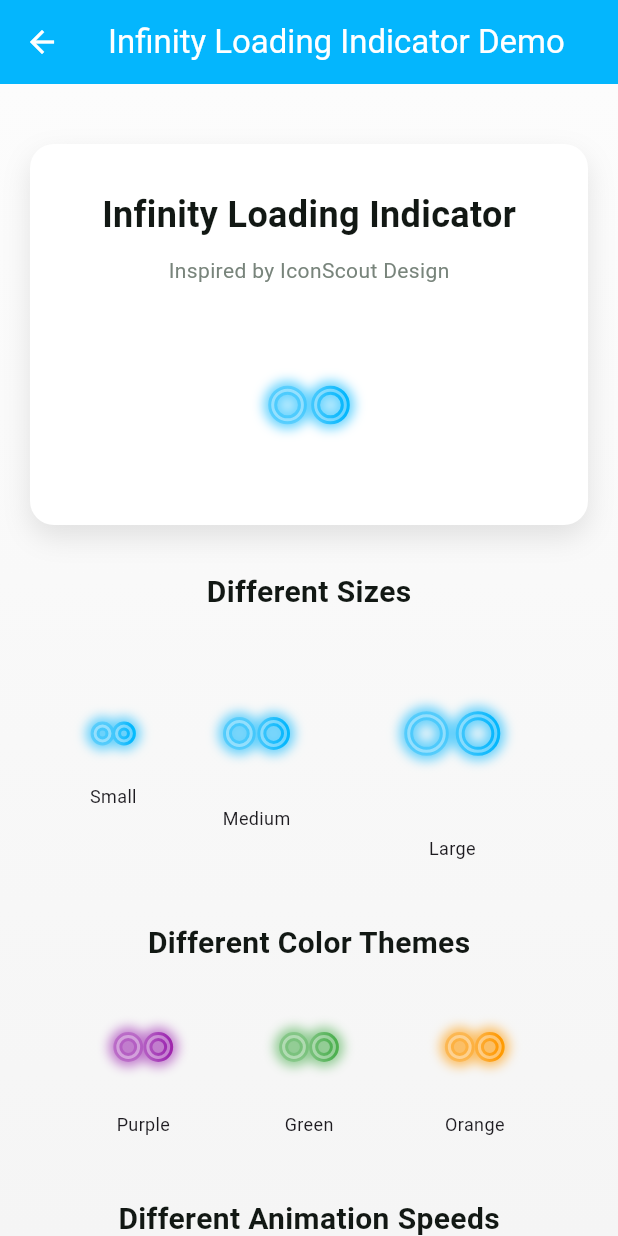
After one commit to AbdulsemedM/Is-Fin, a Flutter app: the InfinityLoadingDemo screen opened directly, on a phone screen of 412 x 824 dp. The commit adds this screen. Run offline on Flutter 3.47's test engine with Material 3 defaults, Android fonts, the phone set to English and light mode, and no system bars; our stand-ins replace bloc, custom_sliding_segmented_control, device_info_plus, dio, file_picker, firebase_core and 13 more; missing offline and left inert: flutter_advanced_segment, image_gallery_saver_plus, swipe_refresh, syncfusion_flutter_pdfviewer; accounts and stored records are empty.

Commit message:
feat(KYC): add power of attorney support and file picker integration
- Add power of attorney field to KYC image models and forms
- Implement file picker for document uploads with PDF support
- Update Android build configurations and dependencies
- Add infinity loading indicator component with demo

```diff
--- /dev/null
+++ b/lib/app/utils/infinity_loading_demo.dart
@@ -0,0 +1,301 @@
+import 'package:flutter/material.dart';
+import 'infinity_loading_indicator.dart';
+import 'app_colors.dart';
+
+class InfinityLoadingDemo extends StatelessWidget {
+  const InfinityLoadingDemo({super.key});
+
+  @override
+  Widget build(BuildContext context) {
+    return Scaffold(
+      appBar: AppBar(
+        title: const Text('Infinity Loading Indicator Demo'),
+        backgroundColor: AppColors.primaryColor,
+        foregroundColor: Colors.white,
+      ),
+      body: Container(
+        decoration: BoxDecoration(
+          gradient: LinearGradient(
+            begin: Alignment.topCenter,
+            end: Alignment.bottomCenter,
+            colors: [
+              AppColors.bgColor,
+              AppColors.bg1,
+            ],
+          ),
+        ),
+        child: SingleChildScrollView(
+          padding: const EdgeInsets.all(20),
+          child: Column(
+            children: [
+              const SizedBox(height: 20),
+
+              // Main showcase
+              Container(
+                padding: const EdgeInsets.all(30),
+                decoration: BoxDecoration(
+                  color: Colors.white,
+                  borderRadius: BorderRadius.circular(16),
+                  boxShadow: [
+                    BoxShadow(
+                      color: Colors.black.withOpacity(0.1),
+                      blurRadius: 15,
+                      offset: const Offset(0, 8),
+                    ),
+                  ],
+                ),
+                child: Column(
+                  children: [
+                    const Text(
+                      'Infinity Loading Indicator',
+                      style: TextStyle(
+                        fontSize: 24,
+                        fontWeight: FontWeight.bold,
+                        color: AppColors.primaryTextColor,
+                      ),
+                    ),
+                    const SizedBox(height: 10),
+                    const Text(
+                      'Inspired by IconScout Design',
+                      style: TextStyle(
+                        fontSize: 14,
+                        color: AppColors.secondaryTextColor,
+                      ),
+                    ),
+                    const SizedBox(height: 30),
+                    const InfinityLoadingIndicator(
+                      size: 100.0,
+                      duration: Duration(milliseconds: 2000),
+                    ),
+                  ],
+                ),
+              ),
+
+              const SizedBox(height: 30),
+
+              // Different sizes
+              const Text(
+                'Different Sizes',
+                style: TextStyle(
+                  fontSize: 20,
+                  fontWeight: FontWeight.bold,
+                  color: AppColors.primaryTextColor,
+                ),
+              ),
+              const SizedBox(height: 20),
+              Row(
+                mainAxisAlignment: MainAxisAlignment.spaceEvenly,
+                children: const [
+                  Column(
+                    children: [
+                      InfinityLoadingIndicator(size: 50.0),
+                      SizedBox(height: 8),
+                      Text('Small', style: TextStyle(fontSize: 12)),
+                    ],
+                  ),
+                  Column(
+                    children: [
+                      InfinityLoadingIndicator(size: 80.0),
+                      SizedBox(height: 8),
+                      Text('Medium', style: TextStyle(fontSize: 12)),
+                    ],
+                  ),
+                  Column(
+                    children: [
+                      InfinityLoadingIndicator(size: 120.0),
+                      SizedBox(height: 8),
+                      Text('Large', style: TextStyle(fontSize: 12)),
+                    ],
+                  ),
+                ],
+              ),
+
+              const SizedBox(height: 40),
+
+              // Different colors
+              const Text(
+                'Different Color Themes',
+                style: TextStyle(
+                  fontSize: 20,
+                  fontWeight: FontWeight.bold,
+                  color: AppColors.primaryTextColor,
+                ),
+              ),
+              const SizedBox(height: 20),
+              Row(
+                mainAxisAlignment: MainAxisAlignment.spaceEvenly,
+                children: const [
+                  Column(
+                    children: [
+                      InfinityLoadingIndicator(
+                        size: 70.0,
+                        primaryColor: Colors.purple,
+                        secondaryColor: Colors.pink,
+                      ),
+                      SizedBox(height: 8),
+                      Text('Purple', style: TextStyle(fontSize: 12)),
+                    ],
+                  ),
+                  Column(
+                    children: [
+                      InfinityLoadingIndicator(
+                        size: 70.0,
+                        primaryColor: Colors.green,
+                        secondaryColor: Colors.lightGreen,
+                      ),
+                      SizedBox(height: 8),
+                      Text('Green', style: TextStyle(fontSize: 12)),
+                    ],
+                  ),
+                  Column(
+                    children: [
+                      InfinityLoadingIndicator(
+                        size: 70.0,
+                        primaryColor: Colors.orange,
+                        secondaryColor: Colors.yellow,
+                      ),
+                      SizedBox(height: 8),
+                      Text('Orange', style: TextStyle(fontSize: 12)),
+                    ],
+                  ),
+                ],
+              ),
+
+              const SizedBox(height: 40),
+
+              // Different speeds
+              const Text(
+                'Different Animation Speeds',
+                style: TextStyle(
+                  fontSize: 20,
+                  fontWeight: FontWeight.bold,
+                  color: AppColors.primaryTextColor,
+                ),
+              ),
+              const SizedBox(height: 20),
+              Row(
+                mainAxisAlignment: MainAxisAlignment.spaceEvenly,
+                children: const [
+                  Column(
+                    children: [
+                      InfinityLoadingIndicator(
+                        size: 60.0,
+                        duration: Duration(milliseconds: 1000),
+                      ),
+                      SizedBox(height: 8),
+                      Text('Fast', style: TextStyle(fontSize: 12)),
+                    ],
+                  ),
+                  Column(
+                    children: [
+                      InfinityLoadingIndicator(
+                        size: 60.0,
+                        duration: Duration(milliseconds: 2000),
+                      ),
+                      SizedBox(height: 8),
+                      Text('Normal', style: TextStyle(fontSize: 12)),
+                    ],
+                  ),
+                  Column(
+                    children: [
+                      InfinityLoadingIndicator(
+                        size: 60.0,
+                        duration: Duration(milliseconds: 3500),
+                      ),
+                      SizedBox(height: 8),
+                      Text('Slow', style: TextStyle(fontSize: 12)),
+                    ],
+                  ),
+                ],
+              ),
+
+              const SizedBox(height: 40),
+
+              // Usage example
+              Container(
+                padding: const EdgeInsets.all(25),
+                decoration: BoxDecoration(
+                  color: Colors.white,
+                  borderRadius: BorderRadius.circular(16),
+                  boxShadow: [
+                    BoxShadow(
+                      color: Colors.black.withOpacity(0.08),
+                      blurRadius: 10,
+                      offset: const Offset(0, 4),
+                    ),
+                  ],
+                ),
+                child: Column(
+                  children: [
+                    const Text(
+                      'Loading in progress...',
+                      style: TextStyle(
+                        fontSize: 18,
+                        fontWeight: FontWeight.w600,
+                        color: AppColors.primaryTextColor,
+                      ),
+                    ),
+                    const SizedBox(height: 20),
+                    const InfinityLoadingIndicator(
+                      size: 80.0,
+                      duration: Duration(milliseconds: 2200),
+                    ),
+                    const SizedBox(height: 20),
+                    const Text(
+                      'Please wait while we process your request. This may take a few moments.',
+                      style: TextStyle(
+                        fontSize: 14,
+                        color: AppColors.secondaryTextColor,
+                      ),
+                      textAlign: TextAlign.center,
+                    ),
+                  ],
+                ),
+              ),
+
+              const SizedBox(height: 30),
+
+              // Code example
+              Container(
+                padding: const EdgeInsets.all(20),
+                decoration: BoxDecoration(
+                  color: const Color(0xFF1E1E1E),
+                  borderRadius: BorderRadius.circular(12),
+                ),
+                child: Column(
+                  crossAxisAlignment: CrossAxisAlignment.start,
+                  children: [
+                    const Text(
+                      'Usage Example:',
+                      style: TextStyle(
+                        color: Colors.white,
+                        fontSize: 16,
+                        fontWeight: FontWeight.bold,
+                      ),
+                    ),
+                    const SizedBox(height: 10),
+                    const Text(
+                      'const InfinityLoadingIndicator(\n'
+                      '  size: 80.0,\n'
+                      '  primaryColor: Colors.blue,\n'
+                      '  secondaryColor: Colors.cyan,\n'
+                      '  duration: Duration(milliseconds: 2000),\n'
+                      ')',
+                      style: TextStyle(
+                        color: Color(0xFFD4D4D4),
+                        fontSize: 12,
+                        fontFamily: 'monospace',
+                      ),
+                    ),
+                  ],
+                ),
+              ),
+
+              const SizedBox(height: 20),
+            ],
+          ),
+        ),
+      ),
+    );
+  }
+}
--- /dev/null
+++ b/lib/app/utils/infinity_loading_indicator.dart
@@ -0,0 +1,183 @@
+import 'package:flutter/material.dart';
+import 'dart:math' as math;
+
+class InfinityLoadingIndicator extends StatefulWidget {
+  final double size;
+  final Color? primaryColor;
+  final Color? secondaryColor;
+  final Duration duration;
+
+  const InfinityLoadingIndicator({
+    super.key,
+    this.size = 80.0,
+    this.primaryColor,
+    this.secondaryColor,
+    this.duration = const Duration(milliseconds: 2000),
+  });
+
+  @override
+  State<InfinityLoadingIndicator> createState() =>
+      _InfinityLoadingIndicatorState();
+}
+
+class _InfinityLoadingIndicatorState extends State<InfinityLoadingIndicator>
+    with TickerProviderStateMixin {
+  late AnimationController _animationController;
+  late Animation<double> _animation;
+
+  @override
+  void initState() {
+    super.initState();
+    _animationController = AnimationController(
+      duration: widget.duration,
+      vsync: this,
+    );
+    _animation = Tween<double>(
+      begin: 0.0,
+      end: 1.0,
+    ).animate(CurvedAnimation(
+      parent: _animationController,
+      curve: Curves.easeInOut,
+    ));
+    _animationController.repeat();
+  }
+
+  @override
+  void dispose() {
+    _animationController.dispose();
+    super.dispose();
+  }
+
+  @override
+  Widget build(BuildContext context) {
+    return Center(
+      child: SizedBox(
+        width: widget.size,
+        height: widget.size,
+        child: AnimatedBuilder(
+          animation: _animation,
+          builder: (context, child) {
+            return CustomPaint(
+              painter: InfinityPainter(
+                animationValue: _animation.value,
+                primaryColor: widget.primaryColor ??
+                    const Color.fromARGB(255, 4, 182, 253),
+                secondaryColor: widget.secondaryColor ??
+                    const Color.fromARGB(255, 0, 255, 255),
+              ),
+            );
+          },
+        ),
+      ),
+    );
+  }
+}
+
+class InfinityPainter extends CustomPainter {
+  final double animationValue;
+  final Color primaryColor;
+  final Color secondaryColor;
+
+  InfinityPainter({
+    required this.animationValue,
+    required this.primaryColor,
+    required this.secondaryColor,
+  });
+
+  @override
+  void paint(Canvas canvas, Size size) {
+    final center = Offset(size.width / 2, size.height / 2);
+    final radius = math.min(size.width, size.height) * 0.22;
+
+    // Create the infinity symbol path
+    final path = _createInfinityPath(center, radius);
+
+    // Draw the background stroke (very subtle)
+    final backgroundPaint = Paint()
+      ..color = primaryColor.withOpacity(0.08)
+      ..strokeWidth = 6.0
+      ..style = PaintingStyle.stroke
+      ..strokeCap = StrokeCap.round;
+
+    canvas.drawPath(path, backgroundPaint);
+
+    // Draw the main animated gradient stroke
+    final gradientPaint = Paint()
+      ..strokeWidth = 6.0
+      ..style = PaintingStyle.stroke
+      ..strokeCap = StrokeCap.round;
+
+    // Create gradient based on animation position - more pronounced effect
+    final gradient = LinearGradient(
+      colors: [
+        primaryColor.withOpacity(0.3),
+        primaryColor,
+        secondaryColor,
+        primaryColor,
+        primaryColor.withOpacity(0.3),
+      ],
+      stops: [
+        (animationValue - 0.5).clamp(0.0, 1.0),
+        (animationValue - 0.25).clamp(0.0, 1.0),
+        animationValue,
+        (animationValue + 0.25).clamp(0.0, 1.0),
+        (animationValue + 0.5).clamp(0.0, 1.0),
+      ],
+    );
+
+    // Apply gradient to paint
+    final rect = Rect.fromLTWH(0, 0, size.width, size.height);
+    gradientPaint.shader = gradient.createShader(rect);
+
+    // Draw the animated stroke
+    canvas.drawPath(path, gradientPaint);
+
+    // Add stronger glow effect like the reference
+    final glowPaint = Paint()
+      ..color = primaryColor.withOpacity(0.6)
+      ..strokeWidth = 12.0
+      ..style = PaintingStyle.stroke
+      ..strokeCap = StrokeCap.round
+      ..maskFilter = const MaskFilter.blur(BlurStyle.normal, 4.0);
+
+    canvas.drawPath(path, glowPaint);
+
+    // Add inner highlight effect
+    final highlightPaint = Paint()
+      ..color = Colors.white.withOpacity(0.4)
+      ..strokeWidth = 2.0
+      ..style = PaintingStyle.stroke
+      ..strokeCap = StrokeCap.round;
+
+    canvas.drawPath(path, highlightPaint);
+  }
+
+  Path _createInfinityPath(Offset center, double radius) {
+    // Create a more accurate infinity symbol like the reference
+    final path = Path();
+
+    // Calculate the centers for the two loops
+    final leftCenter = Offset(center.dx - radius * 0.65, center.dy);
+    final rightCenter = Offset(center.dx + radius * 0.65, center.dy);
+
+    // Loop radius - slightly smaller for better proportions
+    final loopRadius = radius * 0.45;
+
+    // Create the left loop (counter-clockwise)
+    final leftRect = Rect.fromCircle(center: leftCenter, radius: loopRadius);
+    path.addArc(leftRect, -math.pi / 2, -2 * math.pi);
+
+    // Create the right loop (clockwise)
+    final rightRect = Rect.fromCircle(center: rightCenter, radius: loopRadius);
+    path.addArc(rightRect, -math.pi / 2, 2 * math.pi);
+
+    return path;
+  }
+
+  @override
+  bool shouldRepaint(InfinityPainter oldDelegate) {
+    return oldDelegate.animationValue != animationValue ||
+        oldDelegate.primaryColor != primaryColor ||
+        oldDelegate.secondaryColor != secondaryColor;
+  }
+}
--- a/lib/features/KYC/data/repository/KYC_repository.dart
+++ b/lib/features/KYC/data/repository/KYC_repository.dart
@@ -163,6 +163,9 @@ class KycRepository {
       if (imagesInfo.renewedTradeLicenseFileName != null) {
         saveImageInfo("renewedTradeLicense");
       }
+      if (imagesInfo.powerOfAttorneyFileName != null) {
+        saveImageInfo('powerOfAttorney');
+      }
       return data['message'];
     } catch (e) {
       rethrow; // This will throw only the `message` part if thrown from above
--- a/pubspec.yaml
+++ b/pubspec.yaml
@@ -64,6 +64,9 @@ dependencies:
   firebase_messaging: ^15.1.1
   google_api_availability: ^5.0.0
   flutter_local_notifications: ^18.0.1
+  file_picker: ^10.2.0
+  enough_ascii_art: ^1.1.0
+  ansicolor: ^2.0.1
 
 dev_dependencies:
   flutter_test:
```
Also changed, not shown: lib/features/KYC/data/data_provider/KYC_data_provider.dart (+5 -3 lines), lib/features/KYC/models/image_models/images_model.dart (+26 -7 lines), lib/features/KYC/presentation/widgets/upload_images.dart (+91 -17 lines), lib/app/utils/terminal_banner.dart (added), pubspec.lock, 4 other files.
